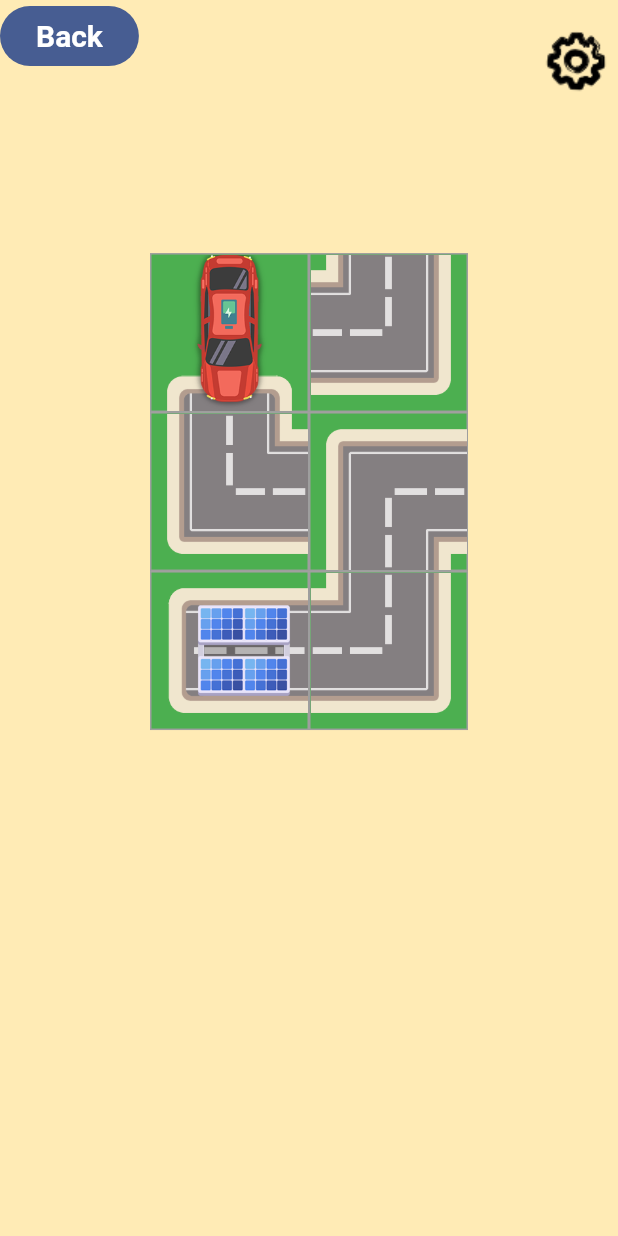
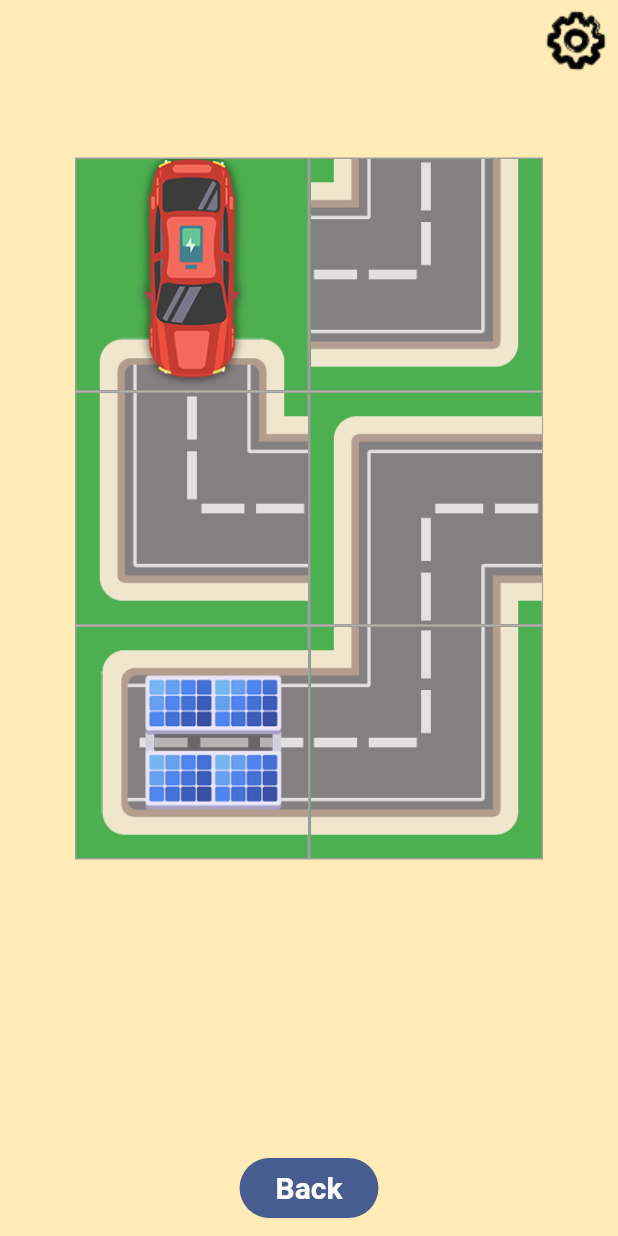
Before and after one commit to sondecode/charging-puzzle, a Flutter app: the PlaySessionScreen screen opened directly with sample values from the repository, on a phone screen of 412 x 824 dp. Run offline on Flutter 3.47's test engine with Material 3 defaults, Android fonts, the phone set to English and light mode, and no system bars; our stand-ins replace audioplayers, go_router, shared_preferences; accounts and stored records are empty.

Commit message:
edit button

```diff
--- a/lib/play_session/game_widget.dart
+++ b/lib/play_session/game_widget.dart
@@ -54,7 +54,7 @@ class _GameWidgetState extends State<GameWidget> {
       width: _height / stateMap.length * stateMap.first.length,
       child: Stack(children: [
         Padding(
-          padding: const EdgeInsets.all(100.0),
+          padding: const EdgeInsets.all(50.0),
           child: SingleChildScrollView(
             // physics: const NeverScrollableScrollPhysics(),
             child: GridView.builder(
--- a/lib/play_session/play_session_screen.dart
+++ b/lib/play_session/play_session_screen.dart
@@ -78,10 +78,6 @@ class _PlaySessionScreenState extends State<PlaySessionScreen> {
           // of the game.
           body: Stack(
             children: [
-              MyButton(
-                onPressed: () => GoRouter.of(context).go('/play'),
-                child: const Text('Back'),
-              ),
               // This is the main layout of the play session screen,
               // with a settings button on top, the actual play area
               // in the middle, and a back button at the bottom.
@@ -98,7 +94,17 @@ class _PlaySessionScreenState extends State<PlaySessionScreen> {
                       ),
                     ),
                   ),
-                  GameWidget(),
+                  Expanded(
+                    // The actual UI of the game.
+                    child: GameWidget(),
+                  ),
+                  Padding(
+                    padding: const EdgeInsets.all(8.0),
+                    child: MyButton(
+                      onPressed: () => GoRouter.of(context).go('/play'),
+                      child: const Text('Back'),
+                    ),
+                  ),
                 ],
               ),
               // This is the confetti animation that is overlaid on top of the
```
